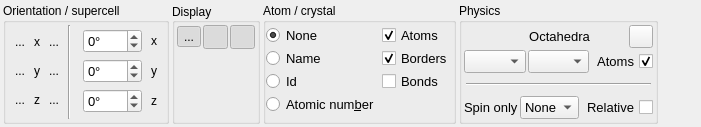
piti-diablotin/qAgate, file tabs/visuals.ui: the form before one commit.
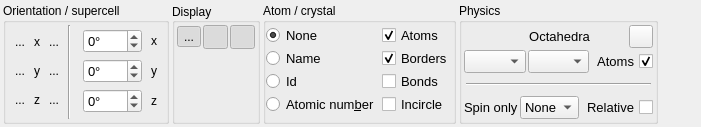
The form after the commit. Icons and pictures are not drawn.

Commit message: Add checkbox for incircle display

The edit to the form file:
```diff
--- a/tabs/visuals.ui
+++ b/tabs/visuals.ui
@@ -871,6 +871,21 @@
         </attribute>
        </widget>
       </item>
+      <item row="3" column="1">
+       <widget class="QCheckBox" name="incircle">
+        <property name="font">
+         <font>
+          <pointsize>10</pointsize>
+         </font>
+        </property>
+        <property name="text">
+         <string>Incircle</string>
+        </property>
+        <attribute name="buttonGroup">
+         <string notr="true">optionsGroup</string>
+        </attribute>
+       </widget>
+      </item>
      </layout>
     </widget>
    </item>
```
Left out of the diff: 2 changed lines with no effect on the pictures. The commit also changes 1 other file.
